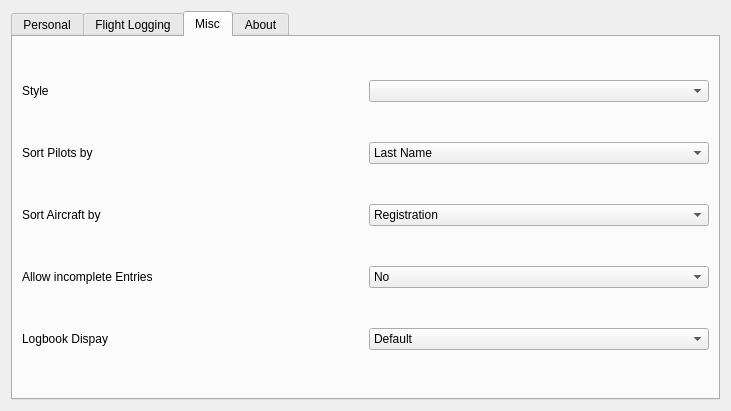
Above: src/gui/widgets/settingswidget.ui from fiffty-50/openPilotLog before the change. Below: the same form after it.
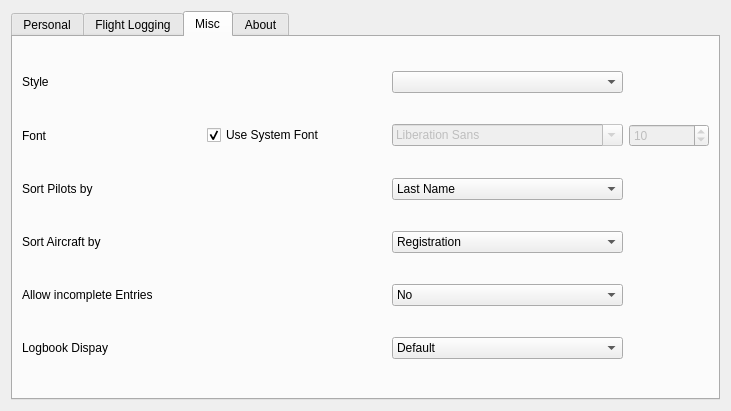
That is the form after the change.

Commit message:
Added option to select custom fonts
Added an option to not only select a style, but also a custom font.

```diff
--- a/src/gui/widgets/settingswidget.ui
+++ b/src/gui/widgets/settingswidget.ui
@@ -361,43 +361,8 @@
       <attribute name="title">
        <string>Misc</string>
       </attribute>
-      <layout class="QGridLayout" name="gridLayout_5">
-       <item row="5" column="1">
-        <widget class="QLabel" name="logbookViewLabel">
-         <property name="sizePolicy">
-          <sizepolicy hsizetype="Minimum" vsizetype="Minimum">
-           <horstretch>0</horstretch>
-           <verstretch>0</verstretch>
-          </sizepolicy>
-         </property>
-         <property name="toolTip">
-          <string>&lt;html&gt;&lt;head/&gt;&lt;body&gt;&lt;p&gt;Determines how your logbook is displayed in the logbook tab. This has no influence on what details are logged, just on what is displayed by default.&lt;/p&gt;&lt;/body&gt;&lt;/html&gt;</string>
-         </property>
-         <property name="whatsThis">
-          <string>&lt;html&gt;&lt;head/&gt;&lt;body&gt;&lt;p&gt;Determines how your logbook is displayed in the logbook tab. This has no influence on what details are logged, just on what is displayed by default.&lt;/p&gt;&lt;/body&gt;&lt;/html&gt;</string>
-         </property>
-         <property name="text">
-          <string>Logbook Dispay</string>
-         </property>
-        </widget>
-       </item>
-       <item row="4" column="1">
-        <widget class="QLabel" name="acAllowIncompleteLabel">
-         <property name="sizePolicy">
-          <sizepolicy hsizetype="Minimum" vsizetype="Minimum">
-           <horstretch>0</horstretch>
-           <verstretch>0</verstretch>
-          </sizepolicy>
-         </property>
-         <property name="toolTip">
-          <string>&lt;html&gt;&lt;head/&gt;&lt;body&gt;&lt;p&gt;Determines whether incomplete database entries are permitted. It is highly recommended to keep this option off.&lt;/p&gt;&lt;/body&gt;&lt;/html&gt;</string>
-         </property>
-         <property name="text">
-          <string>Allow incomplete Entries </string>
-         </property>
-        </widget>
-       </item>
-       <item row="0" column="1">
+      <layout class="QGridLayout" name="gridLayout_8">
+       <item row="0" column="0">
         <widget class="QLabel" name="styleLabel">
          <property name="sizePolicy">
           <sizepolicy hsizetype="Minimum" vsizetype="Minimum">
@@ -410,7 +375,56 @@
          </property>
         </widget>
        </item>
-       <item row="2" column="1">
+       <item row="0" column="2">
+        <widget class="QComboBox" name="styleComboBox"/>
+       </item>
+       <item row="1" column="0">
+        <widget class="QLabel" name="fontLabel">
+         <property name="text">
+          <string>Font</string>
+         </property>
+        </widget>
+       </item>
+       <item row="1" column="1">
+        <widget class="QCheckBox" name="fontCheckBox">
+         <property name="text">
+          <string>Use System Font</string>
+         </property>
+         <property name="checked">
+          <bool>true</bool>
+         </property>
+        </widget>
+       </item>
+       <item row="1" column="2">
+        <widget class="QFontComboBox" name="fontComboBox">
+         <property name="enabled">
+          <bool>false</bool>
+         </property>
+        </widget>
+       </item>
+       <item row="1" column="3">
+        <widget class="QSpinBox" name="fontSpinBox">
+         <property name="enabled">
+          <bool>false</bool>
+         </property>
+         <property name="maximumSize">
+          <size>
+           <width>80</width>
+           <height>16777215</height>
+          </size>
+         </property>
+         <property name="minimum">
+          <number>8</number>
+         </property>
+         <property name="maximum">
+          <number>18</number>
+         </property>
+         <property name="value">
+          <number>10</number>
+         </property>
+        </widget>
+       </item>
+       <item row="2" column="0">
         <widget class="QLabel" name="pilotSortLabel">
          <property name="sizePolicy">
           <sizepolicy hsizetype="Minimum" vsizetype="Minimum">
@@ -429,7 +443,29 @@
          </property>
         </widget>
        </item>
-       <item row="3" column="1">
+       <item row="2" column="2">
+        <widget class="QComboBox" name="pilotSortComboBox">
+         <property name="toolTip">
+          <string>&lt;html&gt;&lt;head/&gt;&lt;body&gt;&lt;p&gt;Determines by which column to sort the display of Pilots in the Pilots Tab.&lt;/p&gt;&lt;/body&gt;&lt;/html&gt;</string>
+         </property>
+         <item>
+          <property name="text">
+           <string>Last Name</string>
+          </property>
+         </item>
+         <item>
+          <property name="text">
+           <string>First Name</string>
+          </property>
+         </item>
+         <item>
+          <property name="text">
+           <string>Company</string>
+          </property>
+         </item>
+        </widget>
+       </item>
+       <item row="3" column="0">
         <widget class="QLabel" name="acSortLabel">
          <property name="sizePolicy">
           <sizepolicy hsizetype="Minimum" vsizetype="Minimum">
@@ -470,31 +506,22 @@
          </item>
         </widget>
        </item>
-       <item row="2" column="2">
-        <widget class="QComboBox" name="pilotSortComboBox">
+       <item row="4" column="0" colspan="2">
+        <widget class="QLabel" name="acAllowIncompleteLabel">
+         <property name="sizePolicy">
+          <sizepolicy hsizetype="Minimum" vsizetype="Minimum">
+           <horstretch>0</horstretch>
+           <verstretch>0</verstretch>
+          </sizepolicy>
+         </property>
          <property name="toolTip">
           <string>&lt;html&gt;&lt;head/&gt;&lt;body&gt;&lt;p&gt;Determines by which column to sort the display of Pilots in the Pilots Tab.&lt;/p&gt;&lt;/body&gt;&lt;/html&gt;</string>
          </property>
-         <item>
-          <property name="text">
-           <string>Last Name</string>
-          </property>
-         </item>
-         <item>
-          <property name="text">
-           <string>First Name</string>
-          </property>
-         </item>
-         <item>
-          <property name="text">
-           <string>Company</string>
-          </property>
-         </item>
+         <property name="text">
+          <string>Allow incomplete Entries </string>
+         </property>
         </widget>
        </item>
-       <item row="0" column="2">
-        <widget class="QComboBox" name="styleComboBox"/>
-       </item>
        <item row="4" column="2">
         <widget class="QComboBox" name="acAllowIncompleteComboBox">
          <property name="toolTip">
@@ -512,6 +539,25 @@
          </item>
         </widget>
        </item>
+       <item row="5" column="0">
+        <widget class="QLabel" name="logbookViewLabel">
+         <property name="sizePolicy">
+          <sizepolicy hsizetype="Minimum" vsizetype="Minimum">
+           <horstretch>0</horstretch>
+           <verstretch>0</verstretch>
+          </sizepolicy>
+         </property>
+         <property name="toolTip">
+          <string>&lt;html&gt;&lt;head/&gt;&lt;body&gt;&lt;p&gt;Determines how your logbook is displayed in the logbook tab. This has no influence on what details are logged, just on what is displayed by default.&lt;/p&gt;&lt;/body&gt;&lt;/html&gt;</string>
+         </property>
+         <property name="whatsThis">
+          <string>&lt;html&gt;&lt;head/&gt;&lt;body&gt;&lt;p&gt;Determines how your logbook is displayed in the logbook tab. This has no influence on what details are logged, just on what is displayed by default.&lt;/p&gt;&lt;/body&gt;&lt;/html&gt;</string>
+         </property>
+         <property name="text">
+          <string>Logbook Dispay</string>
+         </property>
+        </widget>
+       </item>
        <item row="5" column="2">
         <widget class="QComboBox" name="logbookViewComboBox">
          <property name="toolTip">
```
Left out of the diff: 2 changed lines with no effect on the pictures. The commit also changes 7 other files.
